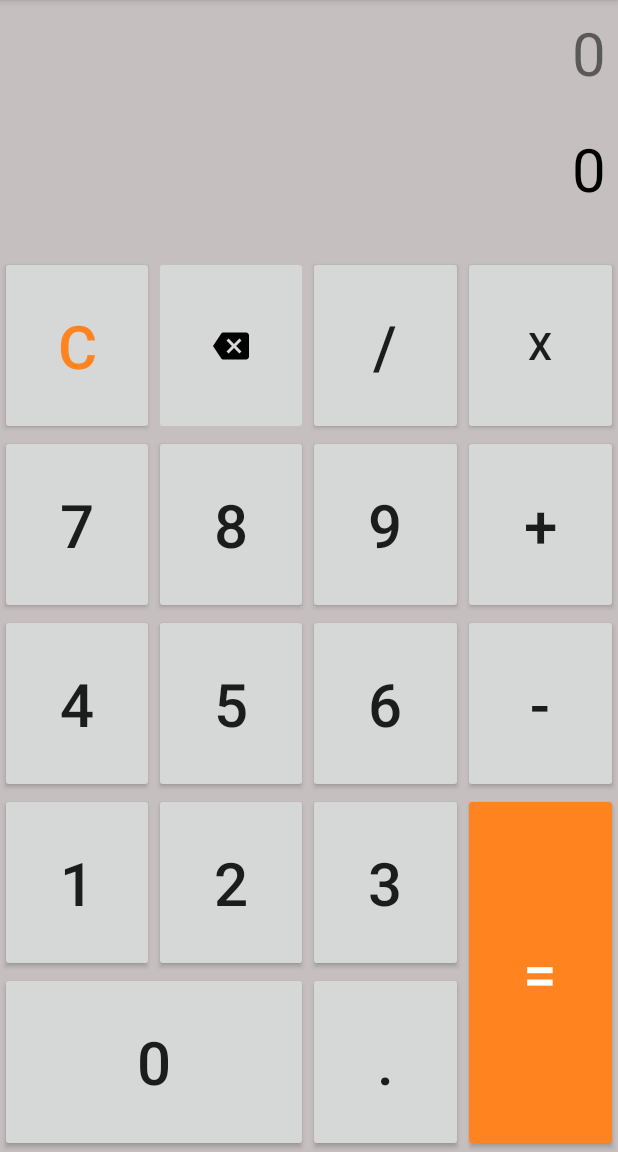
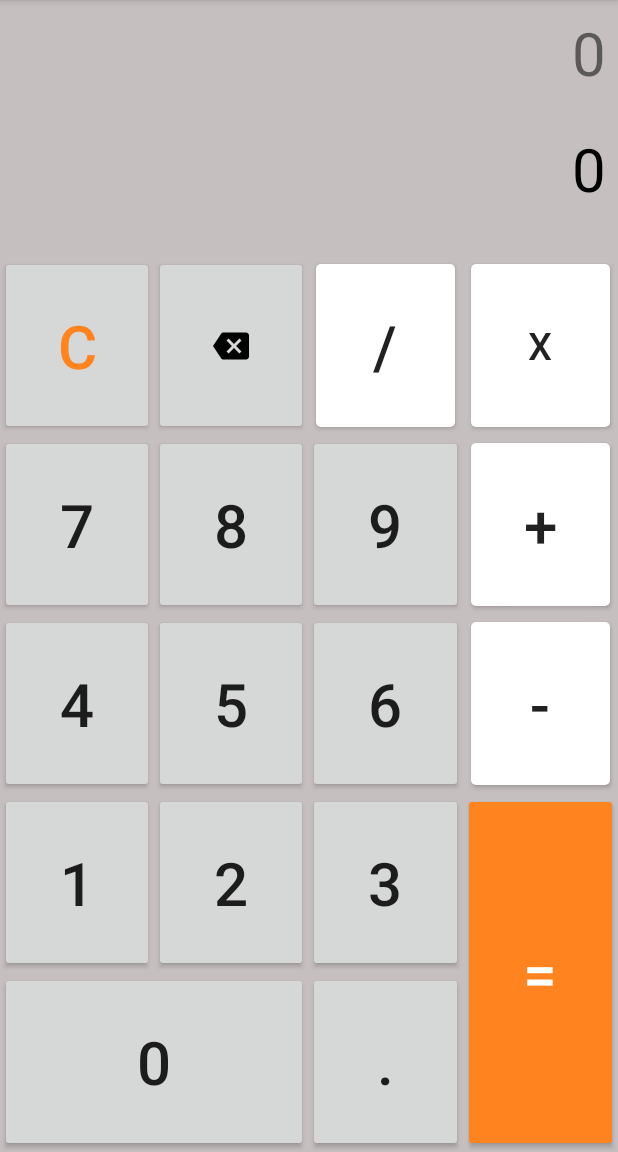
Before and after one commit to nvs266/sonng-Module2-AndroidTechKids, an Android app: the screen it shows after launch (MainActivity), on a phone screen of 412 x 824 dp, the part 84-1236 px from its top. Run offline under Robolectric (Android 15) with nearby library versions, the phone set to English and light mode, and no system bars.

Commit message:
Fix button

```diff
--- a/Calculator/app/src/main/java/com/example/sonnv/calculator/MainActivity.java
+++ b/Calculator/app/src/main/java/com/example/sonnv/calculator/MainActivity.java
@@ -1,12 +1,9 @@
 package com.example.sonnv.calculator;
 
-import android.graphics.Typeface;
 import android.support.v7.app.AppCompatActivity;
 import android.os.Bundle;
-import android.util.Log;
 import android.view.View;
 import android.widget.Button;
-import android.widget.ImageButton;
 import android.widget.TextView;
 
 public class MainActivity extends AppCompatActivity implements View.OnClickListener {
@@ -32,7 +29,10 @@ public class MainActivity extends AppCompatActivity implements View.OnClickListe
         tvCurrent.setText("0");
         tvLast.setText("0");
         isCalculated = true;
-        btLastOperator = null;
+        if (btLastOperator != null) {
+            btLastOperator.setBackgroundResource(R.drawable.custom_button);
+            btLastOperator = null;
+        }
         isDouble = false;
     }
 
@@ -43,6 +43,7 @@ public class MainActivity extends AppCompatActivity implements View.OnClickListe
             button = (Button) view;
         } catch (Exception ex) {
         }
+
         if (button != null) {
             switch (view.getId()) {
                 case R.id.bt_del:
@@ -73,17 +74,18 @@ public class MainActivity extends AppCompatActivity implements View.OnClickListe
                             break;
                         }
                     }
-
                     if (btLastOperator != null) {
-                       tvLast.setText("" + calculate());
+                        String result = fmt(calculate());
+                        tvLast.setText("" + result);
+                        btLastOperator.setBackgroundResource(R.drawable.custom_button);
                     } else {
                         tvLast.setText(tvCurrent.getText());
                      }
+                    btLastOperator = button;
+                    btLastOperator.setBackgroundResource(R.drawable.custom_pressed_button);
                     isCalculated = true;
-                    btLastOperator = button;
                     tvCurrent.setText("0");
                     isDouble = false;
-
                     break;
                 case R.id.bt_equal:
                     if (btLastOperator != null) {
@@ -91,6 +93,7 @@ public class MainActivity extends AppCompatActivity implements View.OnClickListe
                         tvCurrent.setScrollBarSize(20);
                         tvLast.setText(tvCurrent.getText());
                         tvCurrent.setText(result);
+                        btLastOperator.setBackgroundResource(R.drawable.custom_button);
                         btLastOperator = null;
                         isDouble = false;
                         isCalculated = true;
@@ -116,7 +119,7 @@ public class MainActivity extends AppCompatActivity implements View.OnClickListe
     private double calculate() {
         double numOne = Double.parseDouble(tvLast.getText().toString());
         double numTwo = Double.parseDouble(tvCurrent.getText().toString());
-        Log.d("So ", "calculate: " + numOne  + numTwo);
+
         switch (btLastOperator.getText().toString()) {
             case "+":
                 return (numOne + numTwo);
@@ -131,25 +134,12 @@ public class MainActivity extends AppCompatActivity implements View.OnClickListe
                 }
                 return (numOne / numTwo);
             default:
-                break;
+                return 0;
         }
-        return 0;
     }
 
     private String fmt(double d) {
         if (d == (long) d) {
-            int t = String.format("%d", (long) d).indexOf('E');
-            if (t != -1) {
-                String result = String.format("%d", (long) d);
-                String s = "";
-                for (int i = t; i < result.length(); i++) {
-                    s += result.charAt(i);
-                }
-                int j = 16 - s.length();
-                if (j >= t) j = t - 1;
-                s = result.substring(0, j) + s;
-                return s;
-            }
             return String.format("%d", (long) d);
         } else {
             int t = String.format("%s", d).indexOf('E');
--- /dev/null
+++ b/Calculator/app/src/main/res/drawable/custom_button.xml
@@ -0,0 +1,55 @@
+<?xml version="1.0" encoding="utf-8"?>
+<selector
+    xmlns:android="http://schemas.android.com/apk/res/android">
+
+    <item android:state_pressed="true" >
+        <shape>
+            <gradient
+                android:startColor="#bababa"
+                android:endColor="#bababa"
+                android:angle="270" />
+            <corners
+                android:radius="3dp" />
+            <padding
+                android:left="10dp"
+                android:top="10dp"
+                android:right="10dp"
+                android:bottom="10dp" />
+        </shape>
+    </item>
+
+    <!--<item android:state_focused="true" >-->
+        <!--<shape>-->
+            <!--<gradient-->
+                <!--android:endColor="#ea9d40"-->
+                <!--android:startColor="#ea9d40"-->
+                <!--android:angle="270" />-->
+            <!--<stroke-->
+                <!--android:width="3dp"-->
+                <!--android:color="#c40606" />-->
+            <!--<corners-->
+                <!--android:radius="3dp" />-->
+            <!--<padding-->
+                <!--android:left="10dp"-->
+                <!--android:top="10dp"-->
+                <!--android:right="10dp"-->
+                <!--android:bottom="10dp" />-->
+        <!--</shape>-->
+    <!--</item>-->
+
+    <item>
+        <shape>
+            <gradient
+                android:endColor="#ffff"
+                android:startColor="#ffff"
+                android:angle="270" />
+            <corners
+                android:radius="3dp" />
+            <padding
+                android:left="10dp"
+                android:top="10dp"
+                android:right="10dp"
+                android:bottom="10dp" />
+        </shape>
+    </item>
+</selector>
--- /dev/null
+++ b/Calculator/app/src/main/res/drawable/custom_pressed_button.xml
@@ -0,0 +1,19 @@
+<?xml version="1.0" encoding="utf-8"?>
+<selector
+    xmlns:android="http://schemas.android.com/apk/res/android">
+    <item>
+        <shape>
+            <gradient
+                android:endColor="@color/colorAccent"
+                android:startColor="@color/colorAccent"
+                android:angle="270" />
+            <corners
+                android:radius="3dp" />
+            <padding
+                android:left="10dp"
+                android:top="10dp"
+                android:right="10dp"
+                android:bottom="10dp" />
+        </shape>
+    </item>
+</selector>
--- a/Calculator/app/src/main/res/layout/activity_main.xml
+++ b/Calculator/app/src/main/res/layout/activity_main.xml
@@ -62,25 +62,40 @@
                 android:layout_height="match_parent"
                 android:layout_weight="1"
                 android:src="@drawable/ic_backspace_black_24dp"
+                style="@style/Widget.AppCompat.Button"
                 android:onClick="onClick" />
 
-            <Button
+            <LinearLayout
                 android:layout_width="0dp"
                 android:layout_height="match_parent"
-                android:layout_weight="1"
-                android:id="@+id/bt_operator"
-                android:text="/"
-                android:textSize="@dimen/textSizeCharacter"
-                android:onClick="onClick"/>
+                android:layout_weight="1">
 
                 <Button
+                    android:id="@+id/bt_operator"
+                    android:layout_width="match_parent"
+                    android:layout_height="match_parent"
+                    android:layout_margin="5dp"
+                    android:background="@drawable/custom_button"
+                    android:onClick="onClick"
+                    android:text="/"
+                    android:textSize="@dimen/textSizeCharacter" />
+            </LinearLayout>
+
+            <LinearLayout
                 android:layout_width="0dp"
                 android:layout_height="match_parent"
-                android:layout_weight="1"
+                android:layout_weight="1">
+                <Button
+                    android:layout_margin="5dp"
+                    android:background="@drawable/custom_button"
                     android:id="@id/bt_operator"
+                    android:layout_width="match_parent"
+                    android:layout_height="match_parent"
+                    android:onClick="onClick"
                     android:text="x"
-                android:textSize="25sp"
-                android:onClick="onClick"/>
+                    android:textSize="25sp" />
+
+            </LinearLayout>
         </LinearLayout>
 
         <LinearLayout
@@ -116,14 +131,20 @@
                 android:textSize="@dimen/textSizeCharacter"
                 android:onClick="onClick"/>
 
-            <Button
+            <LinearLayout
                 android:layout_width="0dp"
                 android:layout_height="match_parent"
-                android:layout_weight="1"
+                android:layout_weight="1">
+                <Button
+                    android:layout_margin="5dp"
+                    android:background="@drawable/custom_button"
+                    android:layout_width="match_parent"
+                    android:layout_height="match_parent"
                     android:id="@id/bt_operator"
                     android:text="+"
                     android:textSize="@dimen/textSizeCharacter"
                     android:onClick="onClick"/>
+            </LinearLayout>
         </LinearLayout>
 
         <LinearLayout
@@ -147,7 +168,7 @@
                 android:layout_weight="1"
                 android:onClick="onClick"
                 android:text="5"
-                android:textSize="@dimen/textSizeCharacter"/>
+                android:textSize="@dimen/textSizeCharacter" />
 
             <Button
                 android:layout_width="0dp"
@@ -158,14 +179,20 @@
                 android:textSize="@dimen/textSizeCharacter"
                 android:onClick="onClick"/>
 
-            <Button
+            <LinearLayout
                 android:layout_width="0dp"
                 android:layout_height="match_parent"
-                android:layout_weight="1"
+                android:layout_weight="1">
+                <Button
+                    android:layout_margin="5dp"
+                    android:background="@drawable/custom_button"
+                    android:layout_width="match_parent"
+                    android:layout_height="match_parent"
                     android:id="@id/bt_operator"
                     android:text="-"
                     android:textSize="@dimen/textSizeCharacter"
                     android:onClick="onClick"/>
+            </LinearLayout>
         </LinearLayout>
 
         <LinearLayout
```
Lines whose indentation alone changed are shown as unchanged.
